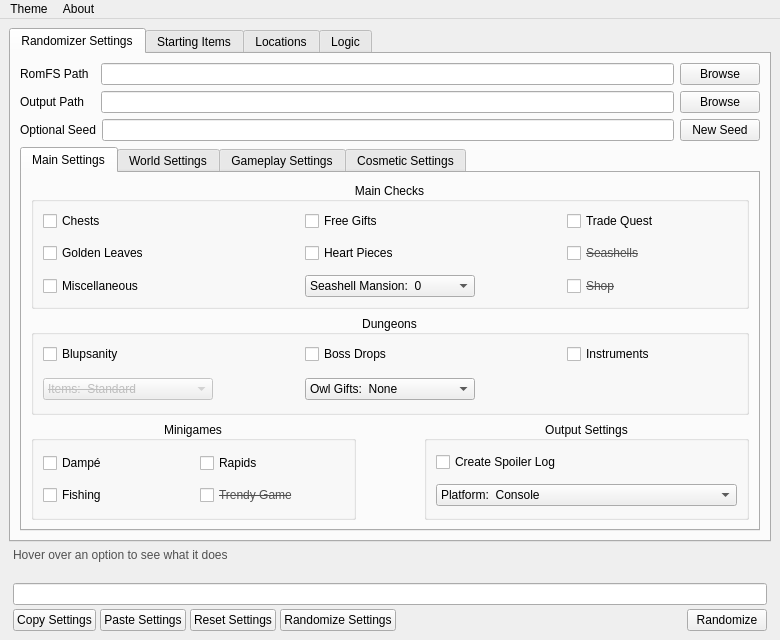
Old version of the form RandomizerUI/UI/ui_form.ui in the repository OSmart32/LAS-Randomizer.
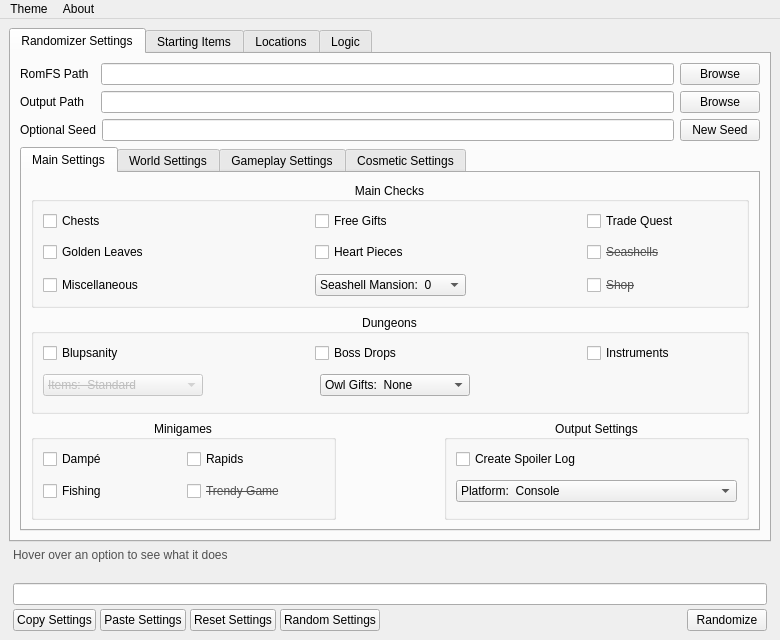
New version of the form.

Patch:
```diff
--- a/RandomizerUI/UI/ui_form.ui
+++ b/RandomizerUI/UI/ui_form.ui
@@ -133,7 +133,7 @@
                </attribute>
                <layout class="QVBoxLayout" name="verticalLayout_7">
                 <item>
-                 <layout class="QVBoxLayout" name="verticalLayout">
+                 <layout class="QVBoxLayout" name="verticalLayout" stretch="0,0,0">
                   <property name="spacing">
                    <number>6</number>
                   </property>
@@ -148,30 +148,68 @@
                     <layout class="QVBoxLayout" name="verticalLayout_9">
                      <item>
                       <layout class="QVBoxLayout" name="verticalLayout_8">
-                       <property name="spacing">
-                        <number>12</number>
-                       </property>
                        <item>
                         <layout class="QHBoxLayout" name="horizontalLayout_5">
-                         <property name="spacing">
-                          <number>92</number>
-                         </property>
                          <item>
                           <widget class="QCheckBox" name="chestsCheck">
+                           <property name="minimumSize">
+                            <size>
+                             <width>150</width>
+                             <height>0</height>
+                            </size>
+                           </property>
                            <property name="text">
                             <string>Chests</string>
                            </property>
                           </widget>
                          </item>
+                         <item>
+                          <spacer name="horizontalSpacer_2">
+                           <property name="orientation">
+                            <enum>Qt::Horizontal</enum>
+                           </property>
+                           <property name="sizeHint" stdset="0">
+                            <size>
+                             <width>40</width>
+                             <height>20</height>
+                            </size>
+                           </property>
+                          </spacer>
+                         </item>
                          <item>
                           <widget class="QCheckBox" name="giftsCheck">
+                           <property name="minimumSize">
+                            <size>
+                             <width>150</width>
+                             <height>0</height>
+                            </size>
+                           </property>
                            <property name="text">
                             <string>Free Gifts</string>
                            </property>
                           </widget>
                          </item>
+                         <item>
+                          <spacer name="horizontalSpacer_3">
+                           <property name="orientation">
+                            <enum>Qt::Horizontal</enum>
+                           </property>
+                           <property name="sizeHint" stdset="0">
+                            <size>
+                             <width>40</width>
+                             <height>20</height>
+                            </size>
+                           </property>
+                          </spacer>
+                         </item>
                          <item>
                           <widget class="QCheckBox" name="tradeCheck">
+                           <property name="minimumSize">
+                            <size>
+                             <width>150</width>
+                             <height>0</height>
+                            </size>
+                           </property>
                            <property name="text">
                             <string>Trade Quest</string>
                            </property>
@@ -179,27 +217,81 @@
                          </item>
                         </layout>
                        </item>
+                       <item>
+                        <spacer name="verticalSpacer_12">
+                         <property name="orientation">
+                          <enum>Qt::Vertical</enum>
+                         </property>
+                         <property name="sizeHint" stdset="0">
+                          <size>
+                           <width>20</width>
+                           <height>40</height>
+                          </size>
+                         </property>
+                        </spacer>
+                       </item>
                        <item>
                         <layout class="QHBoxLayout" name="horizontalLayout_6">
-                         <property name="spacing">
-                          <number>92</number>
-                         </property>
                          <item>
                           <widget class="QCheckBox" name="leavesCheck">
+                           <property name="minimumSize">
+                            <size>
+                             <width>150</width>
+                             <height>0</height>
+                            </size>
+                           </property>
                            <property name="text">
                             <string>Golden Leaves</string>
                            </property>
                           </widget>
                          </item>
+                         <item>
+                          <spacer name="horizontalSpacer_4">
+                           <property name="orientation">
+                            <enum>Qt::Horizontal</enum>
+                           </property>
+                           <property name="sizeHint" stdset="0">
+                            <size>
+                             <width>40</width>
+                             <height>20</height>
+                            </size>
+                           </property>
+                          </spacer>
+                         </item>
                          <item>
                           <widget class="QCheckBox" name="heartsCheck">
+                           <property name="minimumSize">
+                            <size>
+                             <width>150</width>
+                             <height>0</height>
+                            </size>
+                           </property>
                            <property name="text">
                             <string>Heart Pieces</string>
                            </property>
                           </widget>
                          </item>
+                         <item>
+                          <spacer name="horizontalSpacer_5">
+                           <property name="orientation">
+                            <enum>Qt::Horizontal</enum>
+                           </property>
+                           <property name="sizeHint" stdset="0">
+                            <size>
+                             <width>40</width>
+                             <height>20</height>
+                            </size>
+                           </property>
+                          </spacer>
+                         </item>
                          <item>
                           <widget class="QCheckBox" name="shellsCheck">
+                           <property name="minimumSize">
+                            <size>
+                             <width>150</width>
+                             <height>0</height>
+                            </size>
+                           </property>
                            <property name="font">
                             <font>
                              <strikeout>true</strikeout>
@@ -218,18 +310,47 @@
                          </item>
                         </layout>
                        </item>
+                       <item>
+                        <spacer name="verticalSpacer_13">
+                         <property name="orientation">
+                          <enum>Qt::Vertical</enum>
+                         </property>
+                         <property name="sizeHint" stdset="0">
+                          <size>
+                           <width>20</width>
+                           <height>40</height>
+                          </size>
+                         </property>
+                        </spacer>
+                       </item>
                        <item>
                         <layout class="QHBoxLayout" name="horizontalLayout_7">
-                         <property name="spacing">
-                          <number>92</number>
-                         </property>
                          <item>
                           <widget class="QCheckBox" name="miscCheck">
+                           <property name="minimumSize">
+                            <size>
+                             <width>150</width>
+                             <height>0</height>
+                            </size>
+                           </property>
                            <property name="text">
                             <string>Miscellaneous</string>
                            </property>
                           </widget>
                          </item>
+                         <item>
+                          <spacer name="horizontalSpacer_6">
+                           <property name="orientation">
+                            <enum>Qt::Horizontal</enum>
+                           </property>
+                           <property name="sizeHint" stdset="0">
+                            <size>
+                             <width>40</width>
+                             <height>20</height>
+                            </size>
+                           </property>
+                          </spacer>
+                         </item>
                          <item>
                           <widget class="QComboBox" name="mansionComboBox">
                            <property name="sizePolicy">
@@ -240,7 +361,7 @@
                            </property>
                            <property name="minimumSize">
                             <size>
-                             <width>0</width>
+                             <width>150</width>
                              <height>0</height>
                             </size>
                            </property>
@@ -276,8 +397,27 @@
                            </item>
                           </widget>
                          </item>
+                         <item>
+                          <spacer name="horizontalSpacer_7">
+                           <property name="orientation">
+                            <enum>Qt::Horizontal</enum>
+                           </property>
+                           <property name="sizeHint" stdset="0">
+                            <size>
+                             <width>40</width>
+                             <height>20</height>
+                            </size>
+                           </property>
+                          </spacer>
+                         </item>
                          <item>
                           <widget class="QCheckBox" name="shopCheck">
+                           <property name="minimumSize">
+                            <size>
+                             <width>150</width>
+                             <height>0</height>
+                            </size>
+                           </property>
                            <property name="font">
                             <font>
                              <strikeout>true</strikeout>
@@ -312,30 +452,68 @@
                     <layout class="QVBoxLayout" name="verticalLayout_11">
                      <item>
                       <layout class="QVBoxLayout" name="verticalLayout_10">
-                       <property name="spacing">
-                        <number>12</number>
-                       </property>
                        <item>
                         <layout class="QHBoxLayout" name="horizontalLayout_10">
-                         <property name="spacing">
-                          <number>92</number>
-                         </property>
                          <item>
                           <widget class="QCheckBox" name="rupCheck">
+                           <property name="minimumSize">
+                            <size>
+                             <width>150</width>
+                             <height>0</height>
+                            </size>
+                           </property>
                            <property name="text">
                             <string>Blupsanity</string>
                            </property>
                           </widget>
                          </item>
+                         <item>
+                          <spacer name="horizontalSpacer_8">
+                           <property name="orientation">
+                            <enum>Qt::Horizontal</enum>
+                           </property>
+                           <property name="sizeHint" stdset="0">
+                            <size>
+                             <width>40</width>
+                             <height>20</height>
+                            </size>
+                           </property>
+                          </spacer>
+                         </item>
                          <item>
                           <widget class="QCheckBox" name="bossCheck">
+                           <property name="minimumSize">
+                            <size>
+                             <width>150</width>
+                             <height>0</height>
+                            </size>
+                           </property>
                            <property name="text">
                             <string>Boss Drops</string>
                            </property>
                           </widget>
                          </item>
+                         <item>
+                          <spacer name="horizontalSpacer_9">
+                           <property name="orientation">
+                            <enum>Qt::Horizontal</enum>
+                           </property>
+                           <property name="sizeHint" stdset="0">
+                            <size>
+                             <width>40</width>
+                             <height>20</height>
+                            </size>
+                           </property>
+                          </spacer>
+                         </item>
                          <item>
                           <widget class="QCheckBox" name="instrumentCheck">
+                           <property name="minimumSize">
+                            <size>
+                             <width>150</width>
+                             <height>0</height>
+                            </size>
+                           </property>
                            <property name="text">
                             <string>Instruments</string>
                            </property>
@@ -343,11 +521,21 @@
                          </item>
                         </layout>
                        </item>
+                       <item>
+                        <spacer name="verticalSpacer_9">
+                         <property name="orientation">
+                          <enum>Qt::Vertical</enum>
+                         </property>
+                         <property name="sizeHint" stdset="0">
+                          <size>
+                           <width>20</width>
+                           <height>40</height>
+                          </size>
+                         </property>
+                        </spacer>
+                       </item>
                        <item>
                         <layout class="QHBoxLayout" name="horizontalLayout_11">
-                         <property name="spacing">
-                          <number>92</number>
-                         </property>
                          <item>
                           <widget class="QComboBox" name="itemsComboBox">
                            <property name="enabled">
@@ -361,7 +549,7 @@
                            </property>
                            <property name="minimumSize">
                             <size>
-                             <width>0</width>
+                             <width>150</width>
                              <height>0</height>
                             </size>
                            </property>
@@ -390,6 +578,19 @@
                            </item>
                           </widget>
                          </item>
+                         <item>
+                          <spacer name="horizontalSpacer_10">
+                           <property name="orientation">
+                            <enum>Qt::Horizontal</enum>
+                           </property>
+                           <property name="sizeHint" stdset="0">
+                            <size>
+                             <width>40</width>
+                             <height>20</height>
+                            </size>
+                           </property>
+                          </spacer>
+                         </item>
                          <item>
                           <widget class="QComboBox" name="owlsComboBox">
                            <property name="sizePolicy">
@@ -400,7 +601,7 @@
                            </property>
                            <property name="minimumSize">
                             <size>
-                             <width>0</width>
+                             <width>150</width>
                              <height>0</height>
                             </size>
                            </property>
@@ -429,8 +630,27 @@
                            </item>
                           </widget>
                          </item>
+                         <item>
+                          <spacer name="horizontalSpacer_11">
+                           <property name="orientation">
+                            <enum>Qt::Horizontal</enum>
+                           </property>
+                           <property name="sizeHint" stdset="0">
+                            <size>
+                             <width>40</width>
+                             <height>20</height>
+                            </size>
+                           </property>
+                          </spacer>
+                         </item>
                          <item>
                           <widget class="QLabel" name="label_5">
+                           <property name="minimumSize">
+                            <size>
+                             <width>150</width>
+                             <height>0</height>
+                            </size>
+                           </property>
                            <property name="text">
                             <string/>
                            </property>
@@ -438,18 +658,43 @@
                          </item>
                         </layout>
                        </item>
+                       <item>
+                        <spacer name="verticalSpacer_23">
+                         <property name="orientation">
+                          <enum>Qt::Vertical</enum>
+                         </property>
+                         <property name="sizeHint" stdset="0">
+                          <size>
+                           <width>20</width>
+                           <height>40</height>
+                          </size>
+                         </property>
+                        </spacer>
+                       </item>
+                       <item>
+                        <layout class="QHBoxLayout" name="horizontalLayout_30"/>
+                       </item>
                       </layout>
                      </item>
                     </layout>
                    </widget>
                   </item>
                   <item>
-                   <layout class="QHBoxLayout" name="horizontalLayout_8">
-                    <property name="spacing">
-                     <number>68</number>
-                    </property>
+                   <layout class="QHBoxLayout" name="horizontalLayout_8" stretch="3,1,3">
                     <item>
                      <widget class="QGroupBox" name="groupBox_3">
+                      <property name="sizePolicy">
+                       <sizepolicy hsizetype="Minimum" vsizetype="Preferred">
+                        <horstretch>0</horstretch>
+                        <verstretch>0</verstretch>
+                       </sizepolicy>
+                      </property>
+                      <property name="minimumSize">
+                       <size>
+                        <width>300</width>
+                        <height>0</height>
+                       </size>
+                      </property>
                       <property name="title">
                        <string>Minigames</string>
                       </property>
@@ -459,9 +704,6 @@
                       <layout class="QVBoxLayout" name="verticalLayout_34">
                        <item>
                         <layout class="QVBoxLayout" name="verticalLayout_33">
-                         <property name="spacing">
-                          <number>12</number>
-                         </property>
                          <item>
                           <layout class="QHBoxLayout" name="horizontalLayout_9">
                            <item>
@@ -480,6 +722,19 @@
                            </item>
                           </layout>
                          </item>
+                         <item>
+                          <spacer name="verticalSpacer_10">
+                           <property name="orientation">
+                            <enum>Qt::Vertical</enum>
+                           </property>
+                           <property name="sizeHint" stdset="0">
+                            <size>
+                             <width>20</width>
+                             <height>40</height>
+                            </size>
+                           </property>
+                          </spacer>
+                         </item>
                          <item>
                           <layout class="QHBoxLayout" name="horizontalLayout_23">
                            <item>
@@ -506,13 +761,51 @@
                            </item>
                           </layout>
                          </item>
+                         <item>
+                          <spacer name="verticalSpacer_24">
+                           <property name="orientation">
+                            <enum>Qt::Vertical</enum>
+                           </property>
+                           <property name="sizeHint" stdset="0">
+                            <size>
+                             <width>20</width>
+                             <height>40</height>
+                            </size>
+                           </property>
+                          </spacer>
+                         </item>
                         </layout>
                        </item>
                       </layout>
                      </widget>
                     </item>
+                    <item>
+                     <spacer name="horizontalSpacer_12">
+                      <property name="orientation">
+                       <enum>Qt::Horizontal</enum>
+                      </property>
+                      <property name="sizeHint" stdset="0">
+                       <size>
+                        <width>40</width>
+                        <height>20</height>
+                       </size>
+                      </property>
+                     </spacer>
+                    </item>
                     <item>
                      <widget class="QGroupBox" name="groupBox_12">
+                      <property name="sizePolicy">
+                       <sizepolicy hsizetype="Minimum" vsizetype="Preferred">
+                        <horstretch>0</horstretch>
+                        <verstretch>0</verstretch>
+                       </sizepolicy>
+                      </property>
+                      <property name="minimumSize">
+                       <size>
+                        <width>300</width>
+                        <height>0</height>
+                       </size>
+                      </property>
                       <property name="title">
                        <string>Output Settings</string>
                       </property>
@@ -522,9 +815,6 @@
                       <layout class="QVBoxLayout" name="verticalLayout_36">
                        <item>
                         <layout class="QVBoxLayout" name="verticalLayout_35">
-                         <property name="spacing">
-                          <number>12</number>
-                         </property>
                          <item>
                           <widget class="QCheckBox" name="spoilerCheck">
                            <property name="text">
@@ -532,6 +822,19 @@
                            </property>
                           </widget>
                          </item>
+                         <item>
+                          <spacer name="verticalSpacer_11">
+                           <property name="orientation">
+                            <enum>Qt::Vertical</enum>
+                           </property>
+                           <property name="sizeHint" stdset="0">
+                            <size>
+                             <width>20</width>
+                             <height>40</height>
+                            </size>
+                           </property>
+                          </spacer>
+                         </item>
                          <item>
                           <widget class="QComboBox" name="platformComboBox">
                            <property name="currentIndex">
@@ -549,6 +852,19 @@
                            </item>
                           </widget>
                          </item>
+                         <item>
+                          <spacer name="verticalSpacer_25">
+                           <property name="orientation">
+                            <enum>Qt::Vertical</enum>
+                           </property>
+                           <property name="sizeHint" stdset="0">
+                            <size>
+                             <width>20</width>
+                             <height>40</height>
+                            </size>
+                           </property>
+                          </spacer>
+                         </item>
                         </layout>
                        </item>
                       </layout>
@@ -1904,7 +2220,7 @@
           <item>
            <widget class="QPushButton" name="randomizeSettingsButton">
             <property name="text">
-             <string>Randomize Settings</string>
+             <string>Random Settings</string>
             </property>
            </widget>
           </item>
```
Left out of the diff: 966 changed lines with no effect on the pictures.
